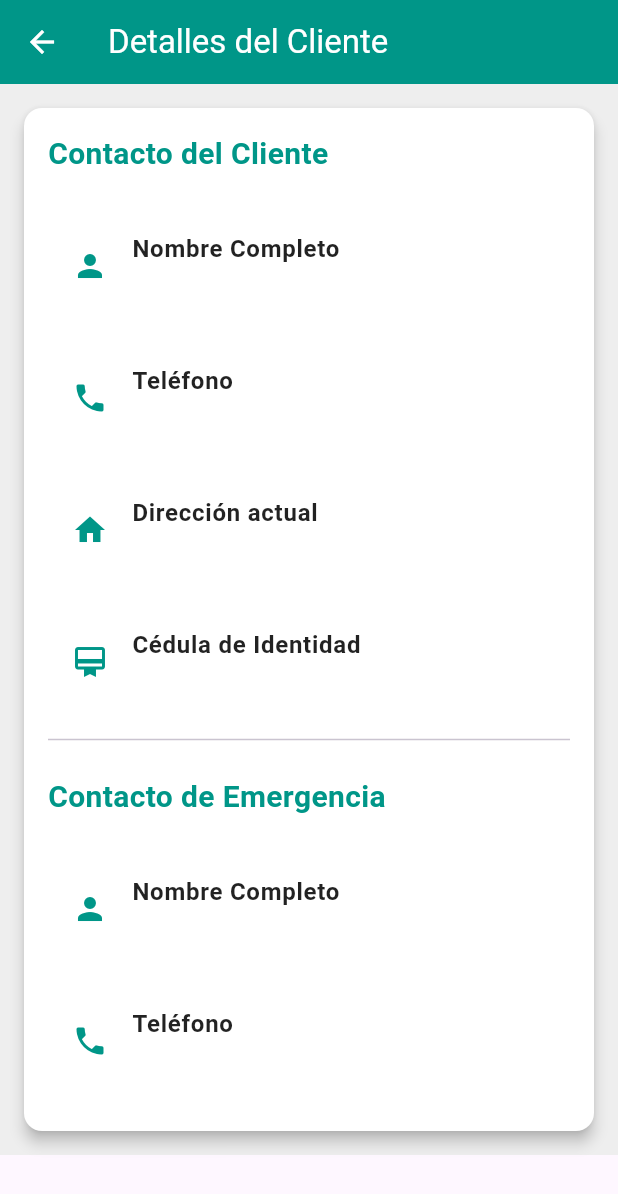
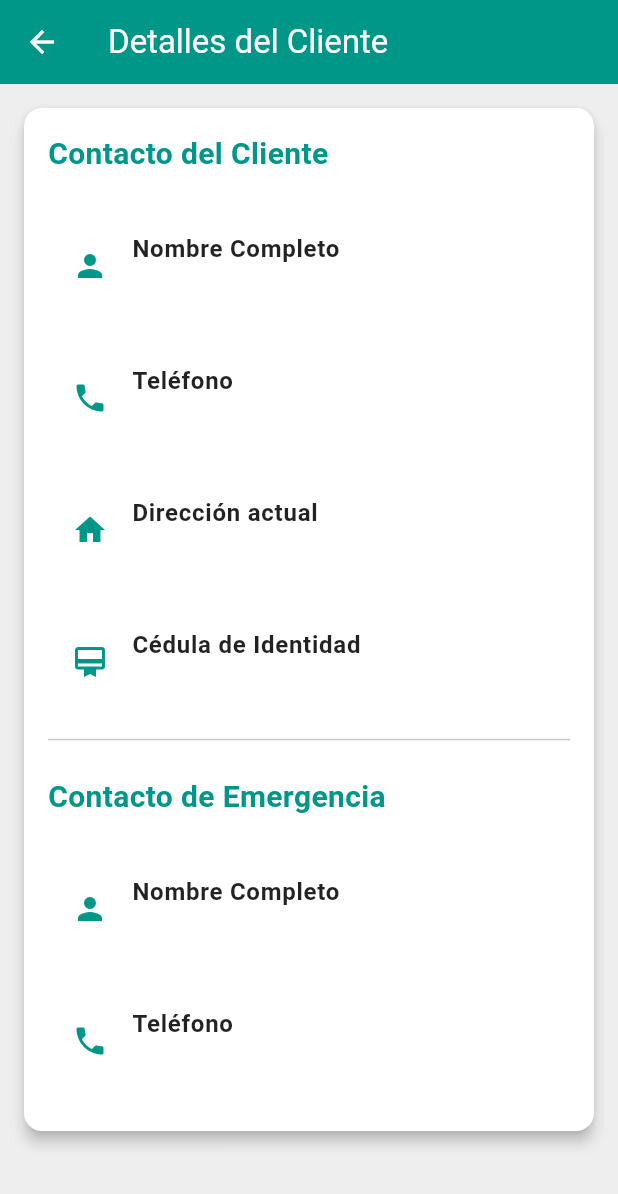
Before and after one commit to pedrisbellh/Prestamos, a Flutter app: the ClientDetailsScreen screen opened directly with empty values, on a phone screen of 412 x 824 dp. Shown: the top 1194 px of the screen. Run offline on Flutter 3.47's test engine with Material 3 defaults, Android fonts, the phone set to English and light mode, and no system bars; our stand-ins replace cloud_firestore, firebase_auth, firebase_core, freezed_annotation; accounts and stored records are empty.

Commit message:
minor improvements

```diff
--- a/lib/screens/client_detail_screen.dart
+++ b/lib/screens/client_detail_screen.dart
@@ -17,11 +17,11 @@ class ClientDetailsScreen extends StatelessWidget {
         foregroundColor: Colors.white,
       ),
       body: Container(
+        height: double.infinity,
         color: Colors.grey[200],
         padding: const EdgeInsets.all(16.0),
         child: SingleChildScrollView(
           // Agregar SingleChildScrollView aquí
-          child: Center(
           child: Card(
             color: Colors.white,
             elevation: 4,
@@ -42,8 +42,7 @@ class ClientDetailsScreen extends StatelessWidget {
                         color: Colors.teal),
                   ),
                   const SizedBox(height: 16),
-                    _buildListTile(
-                        Icons.person, 'Nombre Completo', client.name),
+                  _buildListTile(Icons.person, 'Nombre Completo', client.name),
                   _buildListTile(Icons.phone, 'Teléfono', client.phone),
                   _buildListTile(
                       Icons.home, 'Dirección actual', client.address),
@@ -75,7 +74,6 @@ class ClientDetailsScreen extends StatelessWidget {
           ),
         ),
       ),
-      ),
     );
   }
 
```
Lines whose indentation alone changed are shown as unchanged.
